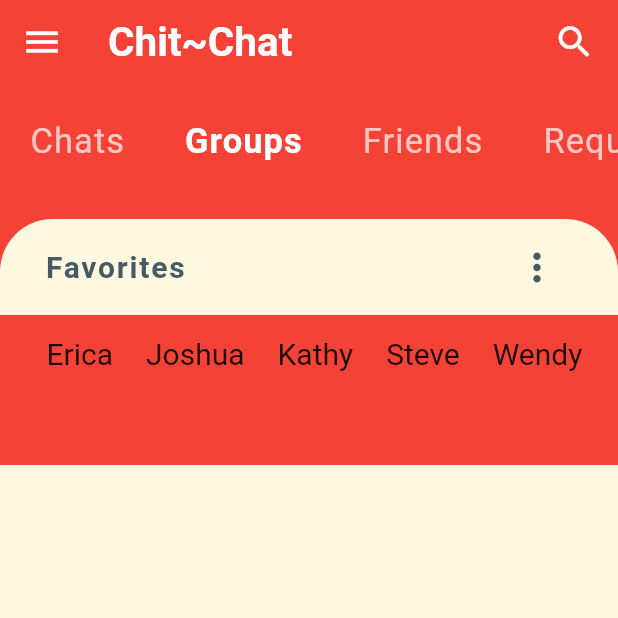
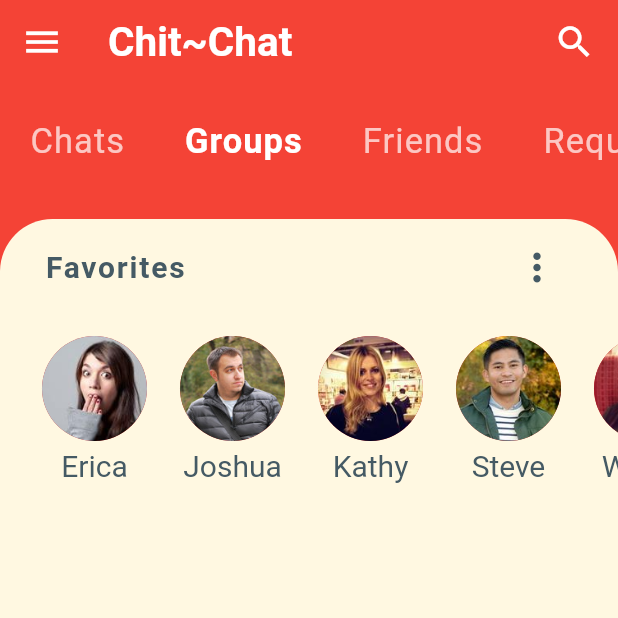
Before and after one commit to Saroopashree/Flutter-Chat-UI, a Flutter app: the screen it shows after launch, on a phone screen of 412 x 824 dp, the top half of it. Run offline on Flutter 3.47's test engine with Material 2 defaults, Android fonts, the phone set to English and light mode, and no system bars; Roboto replaces fonts that are missing (Monaco).

Commit message:
Add Favorite Contacts

```diff
--- a/lib/widgets/favorite_contacts.dart
+++ b/lib/widgets/favorite_contacts.dart
@@ -12,9 +12,7 @@ class _FavoriteContactsState extends State<FavoriteContacts> {
     return Expanded(
       child: Container(
         decoration: BoxDecoration(
-          color: Theme
-              .of(context)
-              .accentColor,
+          color: Theme.of(context).accentColor,
           borderRadius: BorderRadius.only(
             topLeft: Radius.circular(35.0),
             topRight: Radius.circular(35.0),
@@ -49,23 +47,36 @@ class _FavoriteContactsState extends State<FavoriteContacts> {
               ),
             ),
             Container(
-              height: 100.0,
-              color: Theme
-                  .of(context)
-                  .primaryColor,
+              height: 120.0,
+              color: Theme.of(context).accentColor,
               child: ListView.builder(
                 scrollDirection: Axis.horizontal,
                 padding: const EdgeInsets.only(
-                  left: 20.0,
+                  left: 17.0,
                   top: 14.0,
                 ),
                 itemCount: favorites.length,
                 itemBuilder: (BuildContext context, int index) {
                   return Padding(
                     padding: const EdgeInsets.symmetric(horizontal: 11.0),
-                    child: Text(
-                      favorites[index].name,
-                      style: TextStyle(fontSize: 20.0),
+                    child: Column(
+                      children: <Widget>[
+                        Padding(
+                          padding: const EdgeInsets.only(bottom: 5.0),
+                          child: CircleAvatar(
+                            radius: 35.0,
+                            backgroundImage:
+                                AssetImage(favorites[index].imageurl),
+                          ),
+                        ),
+                        Text(
+                          favorites[index].name,
+                          style: TextStyle(
+                            fontSize: 20.0,
+                            color: Colors.blueGrey[700],
+                          ),
+                        ),
+                      ],
                     ),
                   );
                 },
```
